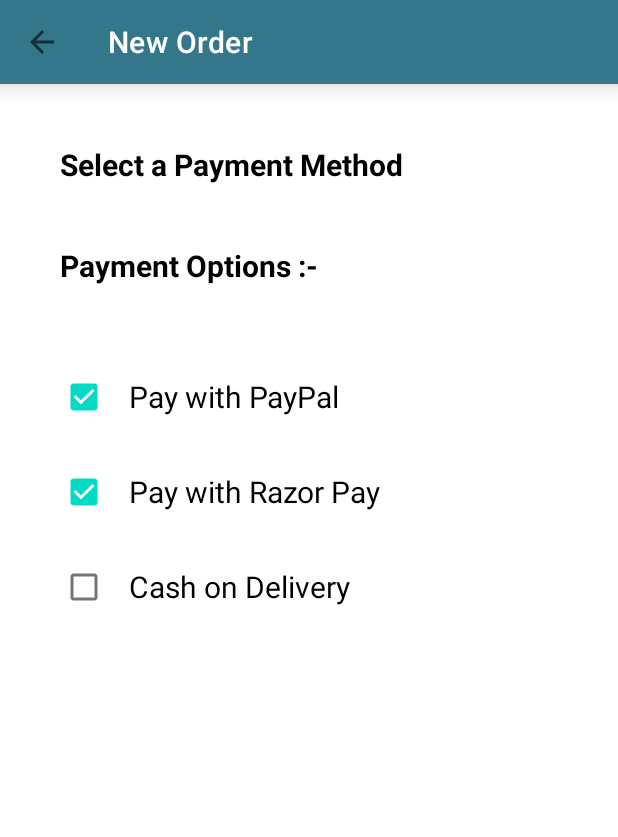
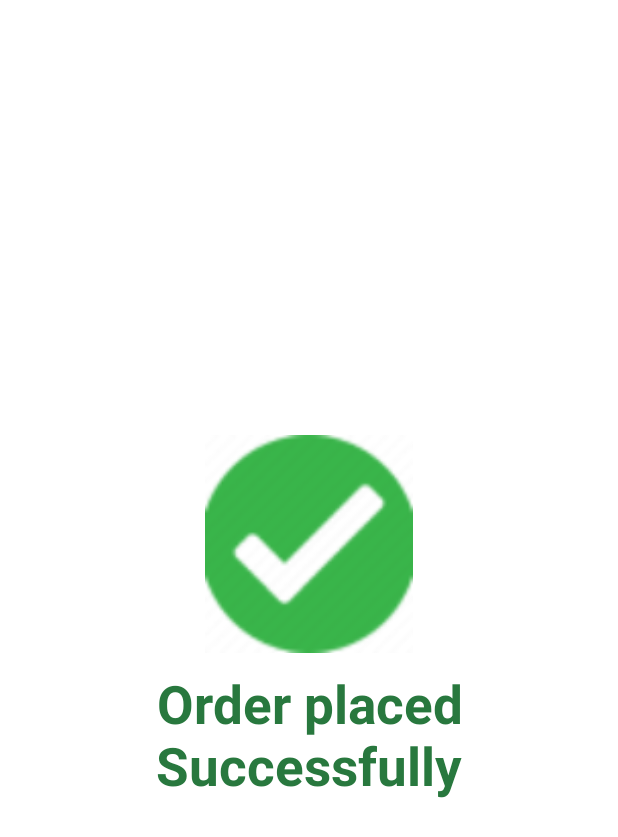
Before and after one commit to dhruvpatidar359/HoysalaeElectronics, an Android app: the PaymentMethod screen opened directly, with no data from a screen before it, after a tap on "Pay with Razor Pay", on a phone screen of 412 x 824 dp. Shown: the top 837 px of the screen. Run offline under Robolectric (Android 15) with nearby library versions, the phone set to English and light mode, and no system bars; 1 other tap on this screen came first.

Commit message:
Order confirm activity added and Error resolved.(19-12-2022)

```diff
--- a/app/src/main/AndroidManifest.xml
+++ b/app/src/main/AndroidManifest.xml
@@ -21,6 +21,13 @@
         <activity
             android:name=".Activity.PlaceOrder"
             android:exported="false" />
+        <activity
+            android:name=".Activity.Order_Confirm_Activity"
+            android:exported="false">
+            <meta-data
+                android:name="android.app.lib_name"
+                android:value="" />
+        </activity>
         <activity
             android:name=".Activity.PaymentMethod"
             android:exported="false" />
--- /dev/null
+++ b/app/src/main/java/android/example/hoysalaelectronics/Activity/Order_Confirm_Activity.kt
@@ -0,0 +1,12 @@
+package android.example.hoysalaelectronics.Activity
+
+import android.example.hoysalaelectronics.R
+import androidx.appcompat.app.AppCompatActivity
+import android.os.Bundle
+
+class Order_Confirm_Activity : AppCompatActivity() {
+    override fun onCreate(savedInstanceState: Bundle?) {
+        super.onCreate(savedInstanceState)
+        setContentView(R.layout.activity_order_confirm)
+    }
+}
--- a/app/src/main/java/android/example/hoysalaelectronics/Activity/PaymentMethod.kt
+++ b/app/src/main/java/android/example/hoysalaelectronics/Activity/PaymentMethod.kt
@@ -1,8 +1,11 @@
 package android.example.hoysalaelectronics.Activity
 
+import android.content.Intent
 import android.example.hoysalaelectronics.R
 import androidx.appcompat.app.AppCompatActivity
 import android.os.Bundle
+import android.view.View
+import android.widget.CheckBox
 import android.widget.Toolbar
 
 class PaymentMethod : AppCompatActivity() {
@@ -17,5 +20,42 @@
         setSupportActionBar(toolbar)
         supportActionBar?.setHomeButtonEnabled(true)
         supportActionBar?.setDisplayHomeAsUpEnabled(true)
+
+    }
+    fun onCheckboxClicked(view: View) {
+        if (view is CheckBox) {
+            val checked: Boolean = view.isChecked
+
+            when (view.id) {
+                R.id.cb_pay_paypal -> {
+                    if (checked) {
+                       val Intent = Intent(this@PaymentMethod,Order_Confirm_Activity::class.java)
+                       startActivity(Intent)
+                    } else {
+
+                    }
+                }
+                R.id.cb_razor_pay -> {
+                    if (checked) {
+                        val Intent = Intent(this@PaymentMethod,Order_Confirm_Activity::class.java)
+                        startActivity(Intent)
+                    } else {
+
+                    }
+                }
+                R.id.cb_cash -> {
+                    if (checked) {
+                        val Intent = Intent(this@PaymentMethod,Order_Confirm_Activity::class.java)
+                        startActivity(Intent)
+                    } else {
+
+                    }
+                }
+            }
+        }
+    }
+    override fun onSupportNavigateUp(): Boolean {
+        onBackPressed()
+        return true
     }
 }
--- /dev/null
+++ b/app/src/main/res/layout/activity_order_confirm.xml
@@ -0,0 +1,42 @@
+<?xml version="1.0" encoding="utf-8"?>
+<RelativeLayout xmlns:android="http://schemas.android.com/apk/res/android"
+    xmlns:app="http://schemas.android.com/apk/res-auto"
+    xmlns:tools="http://schemas.android.com/tools"
+    android:layout_width="match_parent"
+    android:layout_height="match_parent"
+    tools:context=".Activity.Order_Confirm_Activity"
+    android:gravity="center">
+
+    <RelativeLayout
+        android:layout_width="wrap_content"
+        android:layout_height="wrap_content">
+
+        <ImageView
+            android:id="@+id/ig_right"
+            android:layout_width="wrap_content"
+            android:layout_height="145dp"
+            android:layout_alignParentStart="true"
+            android:layout_alignParentTop="true"
+            android:layout_alignParentEnd="true"
+            android:layout_marginStart="0dp"
+            android:layout_marginTop="0dp"
+            android:layout_marginEnd="0dp"
+            android:src="@drawable/right"></ImageView>
+
+        <TextView
+            android:id="@+id/order_success"
+            android:layout_width="wrap_content"
+            android:layout_height="wrap_content"
+            android:text="Order placed Successfully"
+            android:textSize="35dp"
+            android:layout_below="@+id/ig_right"
+            android:textColor="@color/green"
+            android:textAlignment="center"
+            android:layout_alignParentEnd="true"
+            android:layout_alignParentStart="true"
+            android:layout_marginTop="10dp"
+            android:textStyle="bold">
+        </TextView>
+
+    </RelativeLayout>
+</RelativeLayout>
--- a/app/src/main/res/values/colors.xml
+++ b/app/src/main/res/values/colors.xml
@@ -12,4 +12,5 @@
     <color name="gray">#D9E8E6</color>
     <color name="yellow">#D7F4B905</color>
     <color name="background_default">#C9D7DF</color>
+    <color name="green">#28783E</color>
 </resources>
```
Also changed, not shown: app/src/main/res/drawable/right.png (added), 94 other files.
